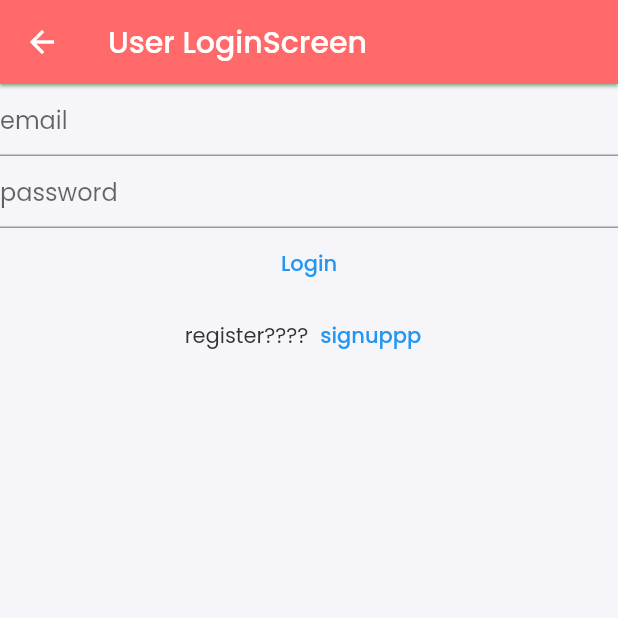
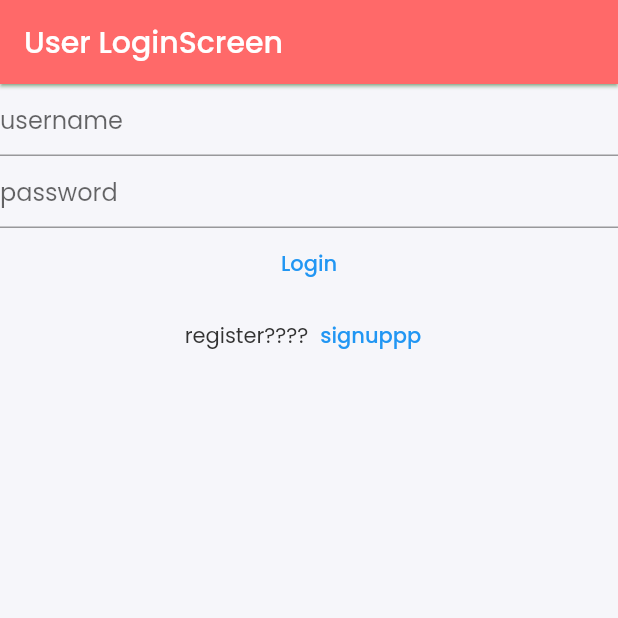
Before and after one commit to riqi3/CapstoneSAMS, a Flutter app: the LoginScreen screen opened directly, after a tap on "Login", on a phone screen of 412 x 824 dp, the top half of it. Run offline on Flutter 3.47's test engine with Material 2 defaults, Android fonts, the phone set to English and light mode, and no system bars; our stand-ins replace flutter_slidable, font_awesome_flutter; accounts and stored records are empty; network calls fail.

Commit message:
implemented flutter login

```diff
--- a/capstone_sams/lib/models/Account.dart
+++ b/capstone_sams/lib/models/Account.dart
@@ -4,15 +4,14 @@ import 'package:http/http.dart' as http;
 
 import '../constants/Env.dart';
 
-
-
 class Account {
   final String accountID;
   final String username;
-  final String password;
+  final String? password;
   final String firstName;
   final String lastName;
   final String accountRole;
+  String? token;
   final bool isActive;
   final bool isStaff;
   final bool isSuperuser;
@@ -24,6 +23,7 @@ class Account {
     required this.firstName,
     required this.lastName,
     required this.accountRole,
+    this.token,
     required this.isActive,
     required this.isStaff,
     required this.isSuperuser,
@@ -37,6 +37,7 @@ class Account {
       firstName: json['firstName'],
       lastName: json['lastName'],
       accountRole: json['accountRole'],
+      token: json['token'],
       isActive: json['is_active'],
       isStaff: json['is_staff'],
       isSuperuser: json['is_superuser'],
@@ -50,6 +51,7 @@ class Account {
         'firstName': firstName,
         'lastName': lastName,
         'accountRole': accountRole,
+        'token': token,
         'is_active': isActive,
         'is_staff': isStaff,
         'is_superuser': isSuperuser,
--- a/capstone_sams/lib/providers/AccountProvider.dart
+++ b/capstone_sams/lib/providers/AccountProvider.dart
@@ -2,7 +2,6 @@ import 'dart:convert';
 import 'package:flutter/material.dart';
 
 import 'package:http/http.dart' as http;
-
 
 import '../constants/Env.dart';
 import '../models/Account.dart';
@@ -20,7 +19,7 @@ class AccountProvider extends ChangeNotifier {
 
   Future<bool> login(String username, String password) async {
     final response = await http.post(
-      Uri.parse('${Env.prefix}/login/'),
+      Uri.parse('${Env.prefix}/user/login/'),
       body: {
         'username': username,
         'password': password,
@@ -30,7 +29,7 @@ class AccountProvider extends ChangeNotifier {
     if (response.statusCode == 200) {
       // The user was authenticated, so store the account data in the provider
       final data = jsonDecode(response.body);
-      final account = Account.fromJson(data['account']);
+      final account = Account.fromJson(data);
       setAccount(account);
       return true;
     } else {
@@ -38,6 +37,7 @@ class AccountProvider extends ChangeNotifier {
       return false;
     }
   }
+
 
   void setAccount(Account account) {
     _account = account;
--- a/capstone_sams/lib/screens/authentication/LoginScreen.dart
+++ b/capstone_sams/lib/screens/authentication/LoginScreen.dart
@@ -22,24 +22,24 @@ class _LoginScreenState extends State<LoginScreen> {
   final TextEditingController usernameController = TextEditingController();
   final TextEditingController passwordController = TextEditingController();
 
-  Future<Account?> _login() async {
-    final url = Uri.parse('${Env.prefix}/login/');
-    final response = await http.post(url,
-        headers: <String, String>{
-          'Content-Type': 'application/json; charset=UTF-8'
-        },
-        body: jsonEncode(<String, String>{
-          'username': usernameController.text,
-          'password': passwordController.text
-        }));
-    if (response.statusCode == 200) {
-      final jsonBody = json.decode(response.body);
-      final account = Account.fromJson(jsonBody);
-      return account;
-    } else {
-      return null;
-    }
-  }
+  // Future<Account?> _login() async {
+  //   final url = Uri.parse('${Env.prefix}/login/');
+  //   final response = await http.post(url,
+  //       headers: <String, String>{
+  //         'Content-Type': 'application/json; charset=UTF-8'
+  //       },
+  //       body: jsonEncode(<String, String>{
+  //         'username': usernameController.text,
+  //         'password': passwordController.text
+  //       }));
+  //   if (response.statusCode == 200) {
+  //     final jsonBody = json.decode(response.body);
+  //     final account = Account.fromJson(jsonBody);
+  //     return account;
+  //   } else {
+  //     return null;
+  //   }
+  // }
 
   Future<void> showFailure(BuildContext context) async {
     return showDialog(
@@ -108,9 +108,9 @@ class _LoginScreenState extends State<LoginScreen> {
                     TextFormField(
                       controller: usernameController,
                       validator: (value) =>
-                          value == '' ? 'Please input email' : null,
+                          value == '' ? 'Please input username' : null,
                       decoration: const InputDecoration(
-                        hintText: 'email',
+                        hintText: 'username',
                       ),
                     ),
                     TextFormField(
@@ -124,19 +124,51 @@ class _LoginScreenState extends State<LoginScreen> {
                     ),
                     TextButton(
                       onPressed: () async {
-                        Account? account = await _login();
-                        if (account != null) {
-                          context.read<AccountProvider>().setAccount(account);
+                        final username = usernameController.text;
+                        final password = passwordController.text;
+                        final success = await context
+                            .read<AccountProvider>()
+                            .login(username, password);
+                        if (success) {
                           usernameController.clear();
                           passwordController.clear();
-                          if (context.read<AccountProvider>().role == 'User') {
-                            Navigator.of(context).push(
-                              MaterialPageRoute(
-                                builder: (context) => const HomeScreen(),
-                              ),
-                            );
-                          } else {
-                            Navigator.of(context).push(MaterialPageRoute(
+                          // if (context.read<AccountProvider>().role ==
+                          //     'Physician') {
+                          //   Navigator.of(context).push(
+                          //     MaterialPageRoute(
+                          //       builder: (context) => const HomeScreen(),
+                          //     ),
+                          //   );
+                          // } else {
+                          //   Navigator.of(context).push(MaterialPageRoute(
+                          //       builder: (context) => const AdminScreen()));
+                          // }
+                          switch (context.read<AccountProvider>().role) {
+                            case 'Physician':
+                              {
+                                Navigator.of(context).push(
+                                  MaterialPageRoute(
+                                    builder: (context) => const HomeScreen(),
+                                  ),
+                                );
+                              } break;
+                            case 'MedTech':
+                              {
+                                Navigator.of(context).push(
+                                  MaterialPageRoute(
+                                    builder: (context) => const HomeScreen(),
+                                  ),
+                                );
+                              } break;
+                            case 'Nurse':
+                              {
+                                Navigator.of(context).push(
+                                  MaterialPageRoute(
+                                    builder: (context) => const HomeScreen(),
+                                  ),
+                                );
+                              } break;
+                            default: Navigator.of(context).push(MaterialPageRoute(
                                 builder: (context) => const AdminScreen()));
                           }
                         } else {
```
Also changed, not shown: capstone_sams/lib/main.dart (+8 -1 lines), 3 other files.
